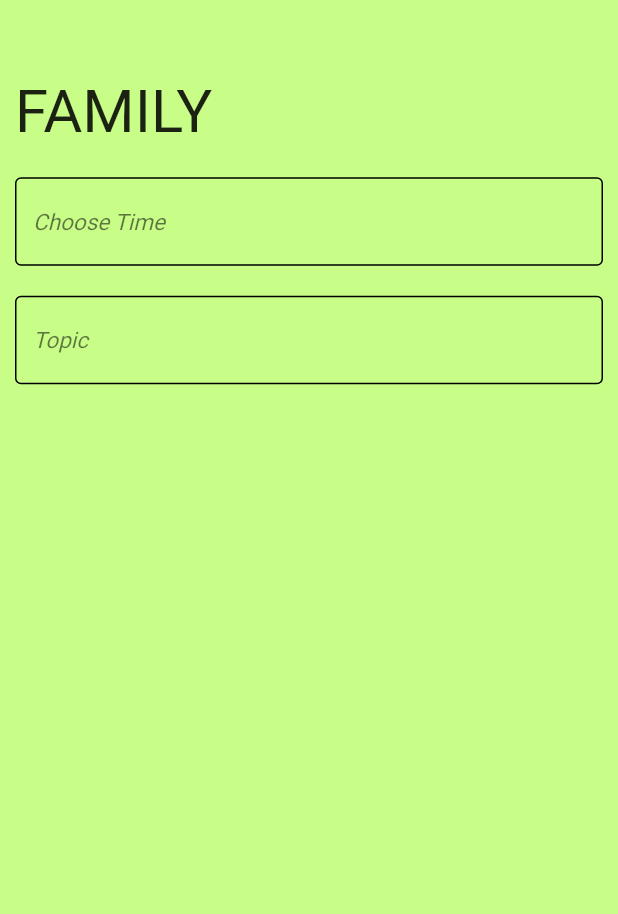
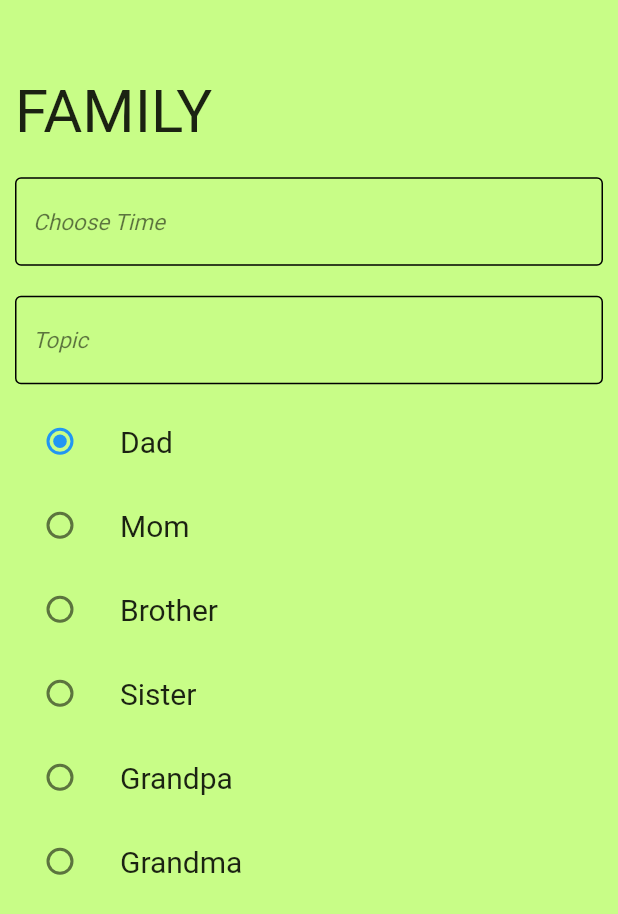
Before and after one commit to ameysunu/hackionaire, a Flutter app: the Fam screen opened directly, on a phone screen of 412 x 824 dp. Shown: the top 914 px of the screen. Run offline on Flutter 3.47's test engine with Material 2 defaults, Android fonts, the phone set to English and light mode, and no system bars; our stand-ins replace cloud_firestore, firebase_auth, firebase_core, google_sign_in, hexcolor; accounts and stored records are empty.

Commit message:
pages added

```diff
--- a/lib/family.dart
+++ b/lib/family.dart
@@ -3,6 +3,8 @@ import 'package:hexcolor/hexcolor.dart';
 
 final timeController = TextEditingController();
 final topicController = TextEditingController();
+
+enum SingingCharacter { dad, mom, brother, sister, grandpa, grandma }
 
 class Fam extends StatefulWidget {
   @override
@@ -10,6 +12,8 @@ class Fam extends StatefulWidget {
 }
 
 class _FamState extends State<Fam> {
+  SingingCharacter _character = SingingCharacter.dad;
+
   @override
   Widget build(BuildContext context) {
     return Scaffold(
@@ -71,6 +75,106 @@ class _FamState extends State<Fam> {
                   ),
                 ),
               ),
+              Column(
+                children: [
+                  ListTile(
+                    title: const Text(
+                      'Dad',
+                      style:
+                          TextStyle(fontFamily: 'Roboto Regular', fontSize: 20),
+                    ),
+                    leading: Radio(
+                      value: SingingCharacter.dad,
+                      groupValue: _character,
+                      onChanged: (SingingCharacter value) {
+                        setState(() {
+                          _character = value;
+                        });
+                      },
+                    ),
+                  ),
+                  ListTile(
+                    title: const Text(
+                      'Mom',
+                      style:
+                          TextStyle(fontFamily: 'Roboto Regular', fontSize: 20),
+                    ),
+                    leading: Radio(
+                      value: SingingCharacter.mom,
+                      groupValue: _character,
+                      onChanged: (SingingCharacter value) {
+                        setState(() {
+                          _character = value;
+                        });
+                      },
+                    ),
+                  ),
+                  ListTile(
+                    title: const Text(
+                      'Brother',
+                      style:
+                          TextStyle(fontFamily: 'Roboto Regular', fontSize: 20),
+                    ),
+                    leading: Radio(
+                      value: SingingCharacter.brother,
+                      groupValue: _character,
+                      onChanged: (SingingCharacter value) {
+                        setState(() {
+                          _character = value;
+                        });
+                      },
+                    ),
+                  ),
+                  ListTile(
+                    title: const Text(
+                      'Sister',
+                      style:
+                          TextStyle(fontFamily: 'Roboto Regular', fontSize: 20),
+                    ),
+                    leading: Radio(
+                      value: SingingCharacter.sister,
+                      groupValue: _character,
+                      onChanged: (SingingCharacter value) {
+                        setState(() {
+                          _character = value;
+                        });
+                      },
+                    ),
+                  ),
+                  ListTile(
+                    title: const Text(
+                      'Grandpa',
+                      style:
+                          TextStyle(fontFamily: 'Roboto Regular', fontSize: 20),
+                    ),
+                    leading: Radio(
+                      value: SingingCharacter.grandpa,
+                      groupValue: _character,
+                      onChanged: (SingingCharacter value) {
+                        setState(() {
+                          _character = value;
+                        });
+                      },
+                    ),
+                  ),
+                  ListTile(
+                    title: const Text(
+                      'Grandma',
+                      style:
+                          TextStyle(fontFamily: 'Roboto Regular', fontSize: 20),
+                    ),
+                    leading: Radio(
+                      value: SingingCharacter.grandma,
+                      groupValue: _character,
+                      onChanged: (SingingCharacter value) {
+                        setState(() {
+                          _character = value;
+                        });
+                      },
+                    ),
+                  ),
+                ],
+              )
             ],
           ),
         ),
```
